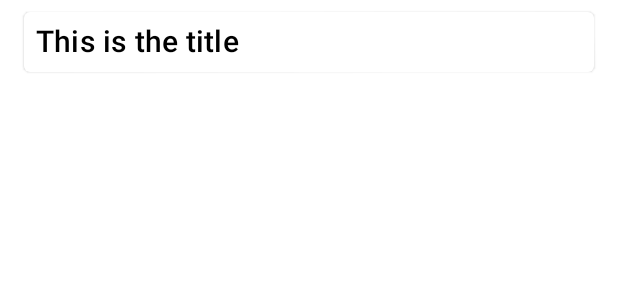
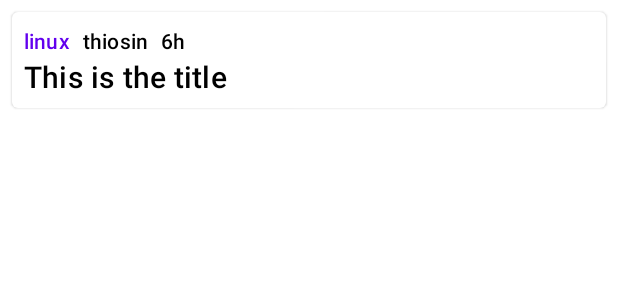
Before and after one commit to khongi/novus, an Android app built with Jetpack Compose: the @Preview function DefaultPreview, on a phone screen of 412 x 824 dp. Shown: the top 300 px of the screen. Run offline under Robolectric (Android 15) with nearby library versions, the phone set to English and light mode, and no system bars; libraries missing offline, so code that uses them is left out: androidx.ui.tooling, com.kirkbushman.araw.

Commit message:
Set subreddit and username

```diff
--- a/app/src/main/java/com/thiosin/novus/data/pager/SubredditPager.kt
+++ b/app/src/main/java/com/thiosin/novus/data/pager/SubredditPager.kt
@@ -3,8 +3,8 @@ package com.thiosin.novus.data.pager
 import androidx.paging.PagingSource
 import co.zsmb.rainbowcake.withIOContext
 import com.kirkbushman.araw.fetcher.SubmissionsFetcher
-import com.kirkbushman.araw.models.Submission
 import com.thiosin.novus.domain.model.SubmissionPreview
+import com.thiosin.novus.domain.model.toSubmissionPreview
 
 class SubredditPager constructor(
     private val submissionsFetcher: SubmissionsFetcher
@@ -32,8 +32,4 @@ class SubredditPager constructor(
             LoadResult.Error(t)
         }
     }
-
-    private fun Submission.toSubmissionPreview(): SubmissionPreview {
-        return SubmissionPreview(title = title)
-    }
 }
--- a/app/src/main/java/com/thiosin/novus/domain/model/SubmissionPreview.kt
+++ b/app/src/main/java/com/thiosin/novus/domain/model/SubmissionPreview.kt
@@ -1,5 +1,19 @@
 package com.thiosin.novus.domain.model
 
+import com.kirkbushman.araw.models.Submission
+
 data class SubmissionPreview(
-    val title: String
+    val title: String,
+    val subreddit: String,
+    val author: String,
+    val relativeTime: String
 )
+
+fun Submission.toSubmissionPreview(): SubmissionPreview {
+    return SubmissionPreview(
+        title = title,
+        subreddit = subreddit,
+        author = author,
+        relativeTime = "6h" // TODO calculate relative time
+    )
+}
--- a/app/src/main/java/com/thiosin/novus/ui/common/SubmissionPreviewItem.kt
+++ b/app/src/main/java/com/thiosin/novus/ui/common/SubmissionPreviewItem.kt
@@ -1,6 +1,7 @@
 package com.thiosin.novus.ui.common
 
 import androidx.compose.foundation.layout.Column
+import androidx.compose.foundation.layout.Row
 import androidx.compose.foundation.layout.fillMaxWidth
 import androidx.compose.foundation.layout.padding
 import androidx.compose.material.Card
@@ -16,11 +17,26 @@ import com.thiosin.novus.domain.model.SubmissionPreview
 fun SubmissionPreviewItem(submission: SubmissionPreview?) {
     requireNotNull(submission)
 
-    Card(modifier = Modifier.padding(vertical = 8.dp, horizontal = 16.dp).fillMaxWidth()) {
-        Column {
-            Column(Modifier.padding(8.dp)) {
-                Text(text = submission.title, style = MaterialTheme.typography.h6)
+    Card(modifier = Modifier.padding(8.dp).fillMaxWidth()) {
+        Column(modifier = Modifier.padding(8.dp)) {
+            Row() {
+                Text(
+                    text = submission.subreddit,
+                    color = MaterialTheme.colors.primary,
+                    style = MaterialTheme.typography.subtitle2,
+                )
+                Text(
+                    text = submission.author,
+                    modifier = Modifier.padding(start = 8.dp),
+                    style = MaterialTheme.typography.subtitle2,
+                )
+                Text(
+                    text = submission.relativeTime,
+                    modifier = Modifier.padding(start = 8.dp),
+                    style = MaterialTheme.typography.subtitle2,
+                )
             }
+            Text(text = submission.title, style = MaterialTheme.typography.h6)
         }
     }
 }
@@ -29,7 +45,10 @@ fun SubmissionPreviewItem(submission: SubmissionPreview?) {
 @Composable
 fun DefaultPreview() {
     val submission = SubmissionPreview(
-        title = "This is the title"
+        title = "This is the title",
+        author = "thiosin",
+        subreddit = "linux",
+        relativeTime = "6h"
     )
     SubmissionPreviewItem(submission = submission)
 }
--- a/app/src/main/java/com/thiosin/novus/ui/home/HomeFragment.kt
+++ b/app/src/main/java/com/thiosin/novus/ui/home/HomeFragment.kt
@@ -14,8 +14,8 @@ import androidx.paging.PagingData
 import co.zsmb.rainbowcake.base.RainbowCakeFragment
 import com.thiosin.novus.di.getViewModel
 import com.thiosin.novus.domain.model.SubmissionPreview
-import com.thiosin.novus.ui.NovusTheme
 import com.thiosin.novus.ui.common.SubredditView
+import com.thiosin.novus.ui.theme.NovusTheme
 import dagger.hilt.android.AndroidEntryPoint
 import kotlinx.coroutines.flow.Flow
 
--- a/app/src/main/java/com/thiosin/novus/ui/login/LoginFragment.kt
+++ b/app/src/main/java/com/thiosin/novus/ui/login/LoginFragment.kt
@@ -14,8 +14,8 @@ import androidx.compose.ui.viewinterop.AndroidView
 import co.zsmb.rainbowcake.base.RainbowCakeFragment
 import co.zsmb.rainbowcake.navigation.navigator
 import com.thiosin.novus.di.getViewModel
-import com.thiosin.novus.ui.NovusTheme
 import com.thiosin.novus.ui.home.HomeFragment
+import com.thiosin.novus.ui.theme.NovusTheme
 import dagger.hilt.android.AndroidEntryPoint
 
 @AndroidEntryPoint
--- a/app/src/main/java/com/thiosin/novus/ui/theme/Color.kt
+++ b/app/src/main/java/com/thiosin/novus/ui/theme/Color.kt
@@ -1,4 +1,4 @@
-package com.thiosin.novus.ui
+package com.thiosin.novus.ui.theme
 
 import androidx.compose.ui.graphics.Color
 
--- a/app/src/main/java/com/thiosin/novus/ui/theme/Shape.kt
+++ b/app/src/main/java/com/thiosin/novus/ui/theme/Shape.kt
@@ -1,4 +1,4 @@
-package com.thiosin.novus.ui
+package com.thiosin.novus.ui.theme
 
 import androidx.compose.foundation.shape.RoundedCornerShape
 import androidx.compose.material.Shapes
--- a/app/src/main/java/com/thiosin/novus/ui/theme/Theme.kt
+++ b/app/src/main/java/com/thiosin/novus/ui/theme/Theme.kt
@@ -1,4 +1,4 @@
-package com.thiosin.novus.ui
+package com.thiosin.novus.ui.theme
 
 import androidx.compose.foundation.isSystemInDarkTheme
 import androidx.compose.material.MaterialTheme
--- a/app/src/main/java/com/thiosin/novus/ui/theme/Type.kt
+++ b/app/src/main/java/com/thiosin/novus/ui/theme/Type.kt
@@ -1,4 +1,4 @@
-package com.thiosin.novus.ui
+package com.thiosin.novus.ui.theme
 
 import androidx.compose.material.Typography
 import androidx.compose.ui.text.TextStyle
@@ -12,6 +12,11 @@ val typography = Typography(
                 fontFamily = FontFamily.Default,
                 fontWeight = FontWeight.Normal,
                 fontSize = 16.sp
+        ),
+        subtitle2 = TextStyle(
+                fontFamily = FontFamily.Default,
+                fontWeight = FontWeight.Light,
+                fontSize = 12.sp,
         )
         /* Other default text styles to override
         button = TextStyle(
```
Also changed, not shown: app/src/main/java/com/thiosin/novus/MainActivity.kt (+0 -9 lines).
